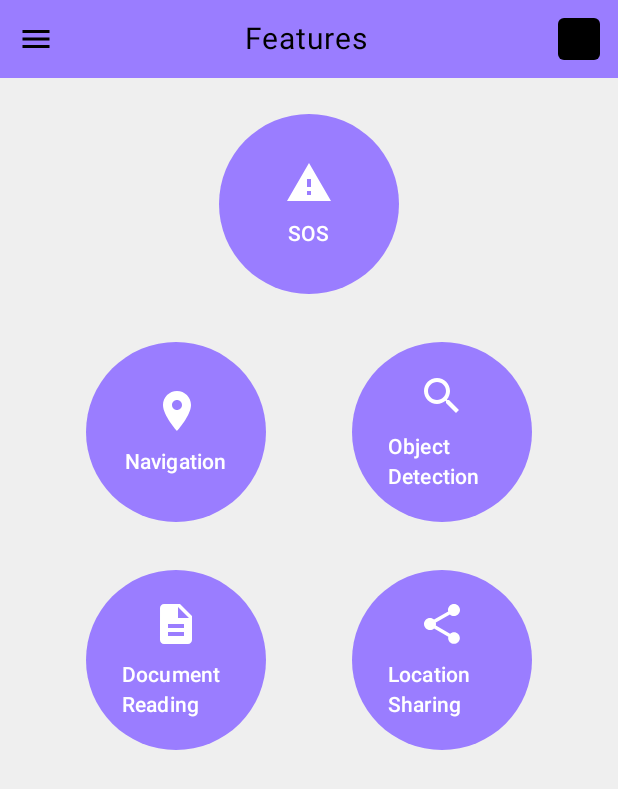
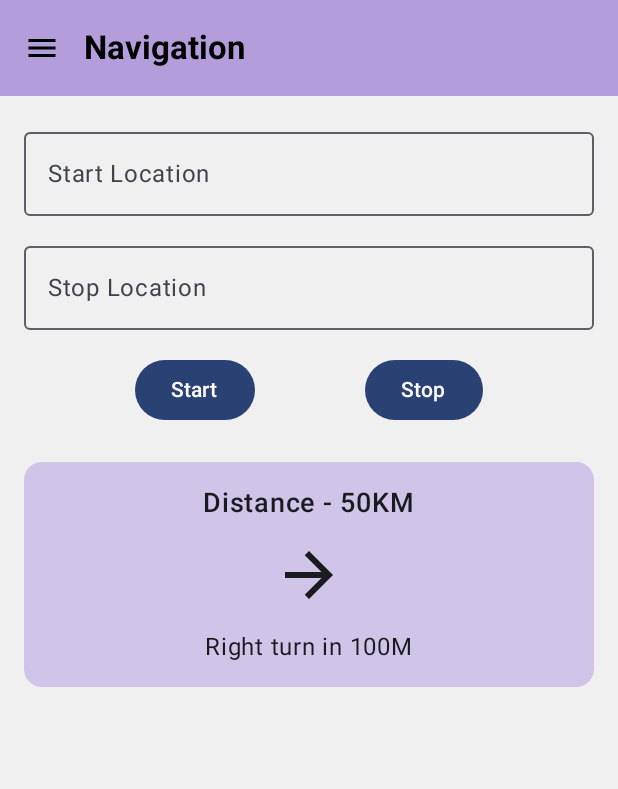
Before and after one commit to MIT-Mentors/smart-sight, an Android app built with Jetpack Compose: the screen it shows after launch (MainActivity), after a tap on "Navigation", on a phone screen of 412 x 824 dp. Shown: the top 789 px of the screen. Run offline under Robolectric (Android 15) with nearby library versions, the phone set to English and light mode, and no system bars.

Commit message:
Navigation Page Added

```diff
--- a/app/src/main/AndroidManifest.xml
+++ b/app/src/main/AndroidManifest.xml
@@ -1,5 +1,7 @@
 <manifest xmlns:android="http://schemas.android.com/apk/res/android">
     <uses-permission android:name="android.permission.READ_CONTACTS"/>
+    <uses-permission android:name="android.permission.BLUETOOTH_CONNECT"/>
+    <uses-permission android:name="android.permission.ACCESS_NETWORK_STATE"/>
     <application
         android:allowBackup="true"
         android:icon="@mipmap/ic_launcher"
--- a/app/src/main/java/com/example/smartsight/FeaturesScreen.kt
+++ b/app/src/main/java/com/example/smartsight/FeaturesScreen.kt
@@ -79,7 +79,7 @@ fun FeaturesScreen(navController: NavController) {
             FeatureButton(
                 text = "Navigation",
                 icon = Icons.Default.LocationOn,
-                onClick = { /* Navigation logic here */ }
+                onClick = { navController.navigate("navigation")  }
             )
             FeatureButton(
                 text = "Object Detection",
--- a/app/src/main/java/com/example/smartsight/MainActivity.kt
+++ b/app/src/main/java/com/example/smartsight/MainActivity.kt
@@ -33,20 +33,15 @@ class MainActivity : ComponentActivity() {
 fun SmartSightApp() {
     val navController = rememberNavController()
 
-    NavHost(navController = navController, startDestination = "features") {
+    NavHost(navController = navController, startDestination = "features")
+    {
+        composable("statuspage") { MaterialTheme { AppScreen( onProceedToNextUi = {},navController)} }
         composable("features") { FeaturesScreen(navController) }
         composable("documentReading") { DocumentReadingScreen(navController) }
         composable("objectDetection") { ObjectDetectionScreen(navController) }
-        composable(route = "Location"){
-            Location_Display(navController)
-        }
-        composable(route = "DropDown"){
-
-
-            DropDownScreen(navController)
-        }
-        composable(route = "AboutApp"){
-            About_Screen(navController)
-        }
+        composable(route = "Location"){ Location_Display(navController)}
+        composable(route = "DropDown"){ DropDownScreen(navController)}
+        composable(route = "AboutApp"){ About_Screen(navController)}
+        composable("navigation") { NavigationScreen(navController) }
     }
 }
--- /dev/null
+++ b/app/src/main/java/com/example/smartsight/navigation.kt
@@ -0,0 +1,130 @@
+package com.example.smartsight
+
+
+
+import androidx.compose.foundation.layout.fillMaxSize
+import androidx.compose.foundation.layout.padding
+import androidx.compose.material3.Scaffold
+import androidx.compose.material3.Text
+import androidx.compose.runtime.Composable
+import androidx.compose.ui.Modifier
+import androidx.compose.foundation.background
+import androidx.compose.foundation.layout.*
+import androidx.compose.foundation.shape.RoundedCornerShape
+import androidx.compose.material.icons.Icons
+import androidx.compose.material.icons.filled.Menu     // Example navigation icon
+import androidx.compose.material3.* // For M3 components
+import androidx.compose.runtime.*
+import androidx.compose.runtime.getValue
+import androidx.compose.runtime.setValue
+import androidx.compose.ui.Alignment
+import androidx.compose.ui.graphics.Color
+import androidx.compose.ui.res.painterResource
+import androidx.compose.ui.text.font.FontWeight
+import androidx.compose.ui.unit.dp
+import androidx.compose.ui.unit.sp
+import androidx.navigation.NavController
+
+// Make sure you have the Material 3 dependency in your app/build.gradle.kts (or build.gradle)
+// implementation("androidx.compose.material3:material3:1.2.1") // Or latest stable/alpha version
+// And the Compose BOM
+// implementation(platform("androidx.compose:compose-bom:2024.09.00"))
+
+
+
+@OptIn(ExperimentalMaterial3Api::class) // Opt-in for experimental Material 3 APIs
+@Composable
+fun NavigationScreen(navController: NavController) {
+    var startLocation by remember { mutableStateOf("") }
+    var stopLocation by remember { mutableStateOf("") }
+
+    Scaffold(
+        topBar = {
+            TopAppBar(
+                title = {
+                    Text("Navigation", fontWeight = FontWeight.Bold)
+                        },
+                navigationIcon = {
+                    IconButton(onClick = { navController.navigate("DropDown") }) {
+                        Icon(
+                            imageVector = Icons.Default.Menu,
+                            contentDescription = "Menu"
+                        )
+                    }
+                },
+                colors = TopAppBarDefaults.topAppBarColors(
+                    containerColor = Color(0xFFB39DDB), // Example purple color
+                    titleContentColor = Color.Black,
+                    actionIconContentColor = Color.Black, // Color for action icons
+                    navigationIconContentColor = Color.Black // Color for navigation icon
+                )
+            )
+        }
+    ) { innerPadding -> // Content padding provided by Scaffold
+        Column(
+            modifier = Modifier
+                .fillMaxSize()
+                .padding(innerPadding) // Apply the padding to your main content
+                .background(Color(0xFFF0F0F0)) // Background for the content area
+                .padding(16.dp) // Additional padding for content inside the Column
+        ) {
+            // Input Fields
+            OutlinedTextField(
+                value = startLocation,
+                onValueChange = { startLocation = it },
+                label = { Text("Start Location") },
+                modifier = Modifier.fillMaxWidth()
+            )
+
+            Spacer(modifier = Modifier.height(12.dp))
+
+            OutlinedTextField(
+                value = stopLocation,
+                onValueChange = { stopLocation = it },
+                label = { Text("Stop Location") },
+                modifier = Modifier.fillMaxWidth()
+            )
+
+            Spacer(modifier = Modifier.height(16.dp))
+
+            // Buttons
+            Row(
+                modifier = Modifier.fillMaxWidth(),
+                horizontalArrangement = Arrangement.SpaceEvenly
+            ) {
+                Button(onClick = { /* TODO: Handle Start clicked */ }) {
+                    Text("Start")
+                }
+                Button(onClick = { /* TODO: Handle Stop clicked */ }) {
+                    Text("Stop")
+                }
+            }
+
+            Spacer(modifier = Modifier.height(24.dp))
+
+            // Navigation Info Box
+            Box(
+                modifier = Modifier
+                    .fillMaxWidth()
+                    .height(150.dp)
+                    .background(Color(0xFFD1C4E9), RoundedCornerShape(12.dp)), // Lighter purple
+                contentAlignment = Alignment.Center
+            ) {
+                Column(
+                    horizontalAlignment = Alignment.CenterHorizontally,
+                    verticalArrangement = Arrangement.Center
+                ) {
+                    Text("Distance - 50KM", fontSize = 18.sp, fontWeight = FontWeight.Medium)
+                    Spacer(modifier = Modifier.height(12.dp))
+                    Icon(
+                        painter = painterResource(R.drawable.baseline_arrow_forward_24), // Your existing arrow
+                        contentDescription = "Direction",
+                        modifier = Modifier.size(48.dp)
+                    )
+                    Spacer(modifier = Modifier.height(12.dp))
+                    Text("Right turn in 100M", fontSize = 16.sp)
+                }
+            }
+        }
+    }
+}
--- /dev/null
+++ b/app/src/main/res/drawable/baseline_arrow_forward_24.xml
@@ -0,0 +1,5 @@
+<vector xmlns:android="http://schemas.android.com/apk/res/android" android:autoMirrored="true" android:height="24dp" android:tint="#000000" android:viewportHeight="24" android:viewportWidth="24" android:width="24dp">
+
+    <path android:fillColor="@android:color/white" android:pathData="M12,4l-1.41,1.41L16.17,11H4v2h12.17l-5.58,5.59L12,20l8,-8z"/>
+
+</vector>
--- /dev/null
+++ b/app/src/main/res/drawable/baseline_bluetooth_disabled_24.xml
@@ -0,0 +1,5 @@
+<vector xmlns:android="http://schemas.android.com/apk/res/android" android:height="24dp" android:tint="#000000" android:viewportHeight="24" android:viewportWidth="24" android:width="24dp">
+
+    <path android:fillColor="@android:color/white" android:pathData="M13,5.83l1.88,1.88 -1.6,1.6 1.41,1.41 3.02,-3.02L12,2h-1v5.03l2,2v-3.2zM5.41,4L4,5.41 10.59,12 5,17.59 6.41,19 11,14.41V22h1l4.29,-4.29 2.3,2.29L20,18.59 5.41,4zM13,18.17v-3.76l1.88,1.88L13,18.17z"/>
+
+</vector>
--- /dev/null
+++ b/app/src/main/res/drawable/baseline_mic_24.xml
@@ -0,0 +1,5 @@
+<vector xmlns:android="http://schemas.android.com/apk/res/android" android:height="24dp" android:tint="#000000" android:viewportHeight="24" android:viewportWidth="24" android:width="24dp">
+
+    <path android:fillColor="@android:color/white" android:pathData="M12,14c1.66,0 2.99,-1.34 2.99,-3L15,5c0,-1.66 -1.34,-3 -3,-3S9,3.34 9,5v6c0,1.66 1.34,3 3,3zM17.3,11c0,3 -2.54,5.1 -5.3,5.1S6.7,14 6.7,11L5,11c0,3.41 2.72,6.23 6,6.72L11,21h2v-3.28c3.28,-0.48 6,-3.3 6,-6.72h-1.7z"/>
+
+</vector>
--- /dev/null
+++ b/app/src/main/res/drawable/baseline_settings_24.xml
@@ -0,0 +1,5 @@
+<vector xmlns:android="http://schemas.android.com/apk/res/android" android:height="24dp" android:tint="#000000" android:viewportHeight="24" android:viewportWidth="24" android:width="24dp">
+
+    <path android:fillColor="@android:color/white" android:pathData="M19.14,12.94c0.04,-0.3 0.06,-0.61 0.06,-0.94c0,-0.32 -0.02,-0.64 -0.07,-0.94l2.03,-1.58c0.18,-0.14 0.23,-0.41 0.12,-0.61l-1.92,-3.32c-0.12,-0.22 -0.37,-0.29 -0.59,-0.22l-2.39,0.96c-0.5,-0.38 -1.03,-0.7 -1.62,-0.94L14.4,2.81c-0.04,-0.24 -0.24,-0.41 -0.48,-0.41h-3.84c-0.24,0 -0.43,0.17 -0.47,0.41L9.25,5.35C8.66,5.59 8.12,5.92 7.63,6.29L5.24,5.33c-0.22,-0.08 -0.47,0 -0.59,0.22L2.74,8.87C2.62,9.08 2.66,9.34 2.86,9.48l2.03,1.58C4.84,11.36 4.8,11.69 4.8,12s0.02,0.64 0.07,0.94l-2.03,1.58c-0.18,0.14 -0.23,0.41 -0.12,0.61l1.92,3.32c0.12,0.22 0.37,0.29 0.59,0.22l2.39,-0.96c0.5,0.38 1.03,0.7 1.62,0.94l0.36,2.54c0.05,0.24 0.24,0.41 0.48,0.41h3.84c0.24,0 0.44,-0.17 0.47,-0.41l0.36,-2.54c0.59,-0.24 1.13,-0.56 1.62,-0.94l2.39,0.96c0.22,0.08 0.47,0 0.59,-0.22l1.92,-3.32c0.12,-0.22 0.07,-0.47 -0.12,-0.61L19.14,12.94zM12,15.6c-1.98,0 -3.6,-1.62 -3.6,-3.6s1.62,-3.6 3.6,-3.6s3.6,1.62 3.6,3.6S13.98,15.6 12,15.6z"/>
+
+</vector>
--- /dev/null
+++ b/app/src/main/res/drawable/baseline_volume_up_24.xml
@@ -0,0 +1,5 @@
+<vector xmlns:android="http://schemas.android.com/apk/res/android" android:autoMirrored="true" android:height="24dp" android:tint="#000000" android:viewportHeight="24" android:viewportWidth="24" android:width="24dp">
+
+    <path android:fillColor="@android:color/white" android:pathData="M3,9v6h4l5,5L12,4L7,9L3,9zM16.5,12c0,-1.77 -1.02,-3.29 -2.5,-4.03v8.05c1.48,-0.73 2.5,-2.25 2.5,-4.02zM14,3.23v2.06c2.89,0.86 5,3.54 5,6.71s-2.11,5.85 -5,6.71v2.06c4.01,-0.91 7,-4.49 7,-8.77s-2.99,-7.86 -7,-8.77z"/>
+
+</vector>
--- /dev/null
+++ b/app/src/main/res/drawable/outline_android_wifi_3_bar_24.xml
@@ -0,0 +1,5 @@
+<vector xmlns:android="http://schemas.android.com/apk/res/android" android:height="24dp" android:tint="#000000" android:viewportHeight="960" android:viewportWidth="960" android:width="24dp">
+
+    <path android:fillColor="@android:color/white" android:pathData="M109,429L24,344Q116,255 234,207.5Q352,160 480,160Q608,160 726,207.5Q844,255 936,344L851,429Q776,357 680,318.5Q584,280 480,280Q376,280 280,318.5Q184,357 109,429ZM278,598L194,514Q253,459 326.5,429.5Q400,400 480,400Q560,400 633.5,429.5Q707,459 766,514L682,598Q640,560 588.5,540Q537,520 480,520Q423,520 371.5,540Q320,560 278,598ZM480,800Q447,800 423.5,776.5Q400,753 400,720Q400,687 423.5,663.5Q447,640 480,640Q513,640 536.5,663.5Q560,687 560,720Q560,753 536.5,776.5Q513,800 480,800Z"/>
+
+</vector>
--- /dev/null
+++ b/app/src/main/res/drawable/outline_android_wifi_3_bar_off_24.xml
@@ -0,0 +1,5 @@
+<vector xmlns:android="http://schemas.android.com/apk/res/android" android:height="24dp" android:tint="#000000" android:viewportHeight="960" android:viewportWidth="960" android:width="24dp">
+
+    <path android:fillColor="@android:color/white" android:pathData="M278,598L194,514Q218,491 245.5,472.5Q273,454 302,440L192,363Q169,377 149,393.5Q129,410 109,429L24,344Q39,330 55,316.5Q71,303 88,290L30,249L87,168L873,718L816,800L424,525Q383,533 346,551Q309,569 278,598ZM425,283L290,188Q336,174 383.5,167Q431,160 480,160Q608,160 726,207.5Q844,255 936,344L851,429Q776,357 680,318.5Q584,280 480,280Q466,280 452.5,280.5Q439,281 425,283ZM480,800Q447,800 423.5,776.5Q400,753 400,720Q400,687 423.5,663.5Q447,640 480,640Q513,640 536.5,663.5Q560,687 560,720Q560,753 536.5,776.5Q513,800 480,800Z"/>
+
+</vector>
--- /dev/null
+++ b/app/src/main/res/drawable/outline_battery_android_3_24.xml
@@ -0,0 +1,5 @@
+<vector xmlns:android="http://schemas.android.com/apk/res/android" android:height="24dp" android:tint="#000000" android:viewportHeight="960" android:viewportWidth="960" android:width="24dp">
+
+    <path android:fillColor="@android:color/white" android:pathData="M160,720Q110,720 75,685Q40,650 40,600L40,360Q40,310 75,275Q110,240 160,240L700,240Q750,240 785,275Q820,310 820,360L820,600Q820,650 785,685Q750,720 700,720L160,720ZM400,640L700,640Q717,640 728.5,628.5Q740,617 740,600L740,360Q740,343 728.5,331.5Q717,320 700,320L400,320L400,640ZM860,580L860,380L880,380Q897,380 908.5,391.5Q920,403 920,420L920,540Q920,557 908.5,568.5Q897,580 880,580L860,580Z"/>
+
+</vector>
--- /dev/null
+++ b/app/src/main/res/drawable/outline_battery_android_4_24.xml
@@ -0,0 +1,5 @@
+<vector xmlns:android="http://schemas.android.com/apk/res/android" android:height="24dp" android:tint="#000000" android:viewportHeight="960" android:viewportWidth="960" android:width="24dp">
+
+    <path android:fillColor="@android:color/white" android:pathData="M160,720Q110,720 75,685Q40,650 40,600L40,360Q40,310 75,275Q110,240 160,240L700,240Q750,240 785,275Q820,310 820,360L820,600Q820,650 785,685Q750,720 700,720L160,720ZM480,640L700,640Q717,640 728.5,628.5Q740,617 740,600L740,360Q740,343 728.5,331.5Q717,320 700,320L480,320L480,640ZM860,580L860,380L880,380Q897,380 908.5,391.5Q920,403 920,420L920,540Q920,557 908.5,568.5Q897,580 880,580L860,580Z"/>
+
+</vector>
--- /dev/null
+++ b/app/src/main/res/drawable/outline_bluetooth_connected_24.xml
@@ -0,0 +1,5 @@
+<vector xmlns:android="http://schemas.android.com/apk/res/android" android:height="24dp" android:tint="#000000" android:viewportHeight="960" android:viewportWidth="960" android:width="24dp">
+
+    <path android:fillColor="@android:color/white" android:pathData="M440,880L440,576L256,760L200,704L424,480L200,256L256,200L440,384L440,80L480,80L708,308L536,480L708,652L480,880L440,880ZM520,384L596,308L520,234L520,384ZM520,726L596,652L520,576L520,726ZM200,540Q175,540 157.5,522.5Q140,505 140,480Q140,455 157.5,437.5Q175,420 200,420Q225,420 242.5,437.5Q260,455 260,480Q260,505 242.5,522.5Q225,540 200,540ZM760,540Q735,540 717.5,522.5Q700,505 700,480Q700,455 717.5,437.5Q735,420 760,420Q785,420 802.5,437.5Q820,455 820,480Q820,505 802.5,522.5Q785,540 760,540Z"/>
+
+</vector>
```
Also changed, not shown: app/src/main/java/com/example/smartsight/statuspage.kt (added, +198 -0 lines), app/src/main/res/drawable/baseline_camera_alt_24.xml (added, +7 -0 lines), app/src/main/res/drawable/bt.jpg (added).
